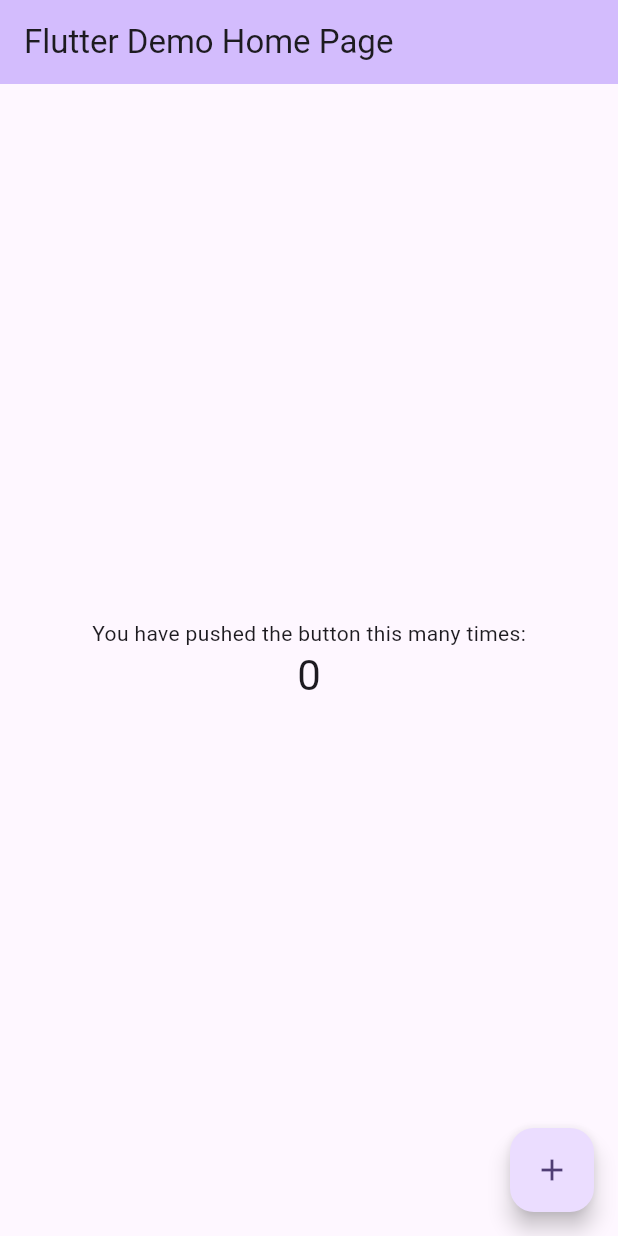
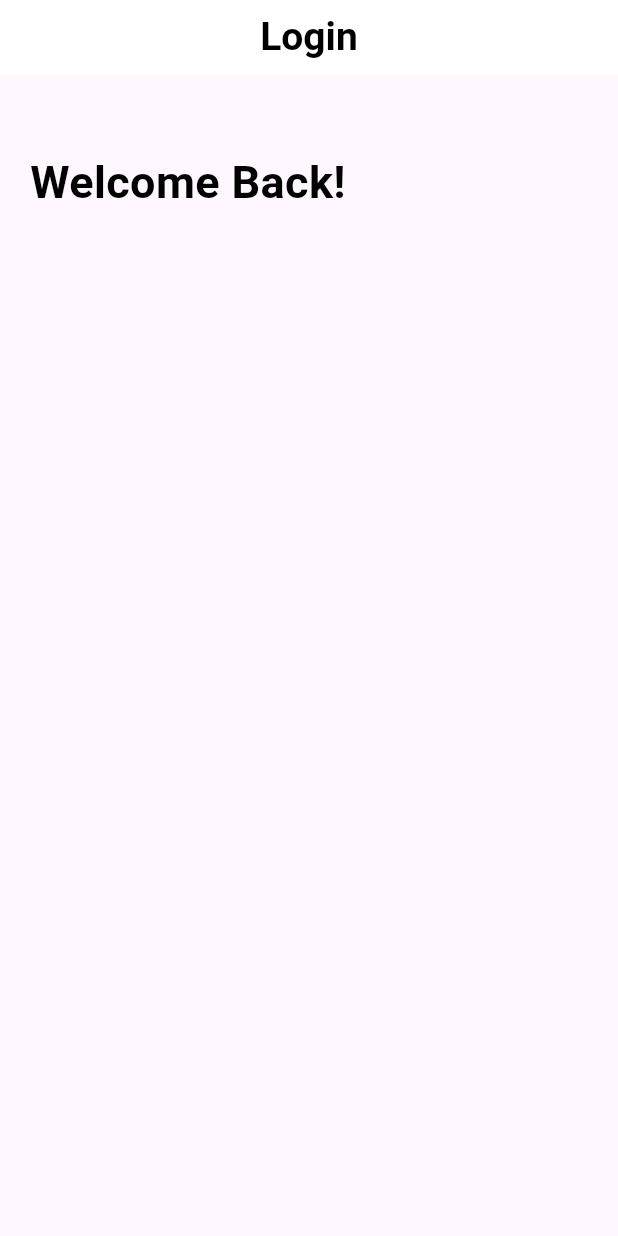
Before and after one commit to Jakaria1152/Job-Finder-, a Flutter app: the screen it shows after launch, on a phone screen of 412 x 824 dp. Run offline on Flutter 3.47's test engine with Material 3 defaults, Android fonts, the phone set to English and light mode, and no system bars.

Commit message:
day 1 complete.

```diff
--- a/lib/main.dart
+++ b/lib/main.dart
@@ -1,125 +1,18 @@
 import 'package:flutter/material.dart';
-
-void main() {
-  runApp(const MyApp());
+import 'package:job_finder_app/views/ui/login_page.dart';
+void main(){
+  runApp(myApp());
 }
 
-class MyApp extends StatelessWidget {
-  const MyApp({super.key});
+class myApp extends StatelessWidget {
+  const myApp({super.key});
 
-  // This widget is the root of your application.
   @override
   Widget build(BuildContext context) {
     return MaterialApp(
-      title: 'Flutter Demo',
-      theme: ThemeData(
-        // This is the theme of your application.
-        //
-        // TRY THIS: Try running your application with "flutter run". You'll see
-        // the application has a purple toolbar. Then, without quitting the app,
-        // try changing the seedColor in the colorScheme below to Colors.green
-        // and then invoke "hot reload" (save your changes or press the "hot
-        // reload" button in a Flutter-supported IDE, or press "r" if you used
-        // the command line to start the app).
-        //
-        // Notice that the counter didn't reset back to zero; the application
-        // state is not lost during the reload. To reset the state, use hot
-        // restart instead.
-        //
-        // This works for code too, not just values: Most code changes can be
-        // tested with just a hot reload.
-        colorScheme: ColorScheme.fromSeed(seedColor: Colors.deepPurple),
-        useMaterial3: true,
-      ),
-      home: const MyHomePage(title: 'Flutter Demo Home Page'),
+      debugShowCheckedModeBanner: false,
+      title: 'Job finder app',
+      home: LoginPage(),
     );
   }
 }
-
-class MyHomePage extends StatefulWidget {
-  const MyHomePage({super.key, required this.title});
-
-  // This widget is the home page of your application. It is stateful, meaning
-  // that it has a State object (defined below) that contains fields that affect
-  // how it looks.
-
-  // This class is the configuration for the state. It holds the values (in this
-  // case the title) provided by the parent (in this case the App widget) and
-  // used by the build method of the State. Fields in a Widget subclass are
-  // always marked "final".
-
-  final String title;
-
-  @override
-  State<MyHomePage> createState() => _MyHomePageState();
-}
-
-class _MyHomePageState extends State<MyHomePage> {
-  int _counter = 0;
-
-  void _incrementCounter() {
-    setState(() {
-      // This call to setState tells the Flutter framework that something has
-      // changed in this State, which causes it to rerun the build method below
-      // so that the display can reflect the updated values. If we changed
-      // _counter without calling setState(), then the build method would not be
-      // called again, and so nothing would appear to happen.
-      _counter++;
-    });
-  }
-
-  @override
-  Widget build(BuildContext context) {
-    // This method is rerun every time setState is called, for instance as done
-    // by the _incrementCounter method above.
-    //
-    // The Flutter framework has been optimized to make rerunning build methods
-    // fast, so that you can just rebuild anything that needs updating rather
-    // than having to individually change instances of widgets.
-    return Scaffold(
-      appBar: AppBar(
-        // TRY THIS: Try changing the color here to a specific color (to
-        // Colors.amber, perhaps?) and trigger a hot reload to see the AppBar
-        // change color while the other colors stay the same.
-        backgroundColor: Theme.of(context).colorScheme.inversePrimary,
-        // Here we take the value from the MyHomePage object that was created by
-        // the App.build method, and use it to set our appbar title.
-        title: Text(widget.title),
-      ),
-      body: Center(
-        // Center is a layout widget. It takes a single child and positions it
-        // in the middle of the parent.
-        child: Column(
-          // Column is also a layout widget. It takes a list of children and
-          // arranges them vertically. By default, it sizes itself to fit its
-          // children horizontally, and tries to be as tall as its parent.
-          //
-          // Column has various properties to control how it sizes itself and
-          // how it positions its children. Here we use mainAxisAlignment to
-          // center the children vertically; the main axis here is the vertical
-          // axis because Columns are vertical (the cross axis would be
-          // horizontal).
-          //
-          // TRY THIS: Invoke "debug painting" (choose the "Toggle Debug Paint"
-          // action in the IDE, or press "p" in the console), to see the
-          // wireframe for each widget.
-          mainAxisAlignment: MainAxisAlignment.center,
-          children: <Widget>[
-            const Text(
-              'You have pushed the button this many times:',
-            ),
-            Text(
-              '$_counter',
-              style: Theme.of(context).textTheme.headlineMedium,
-            ),
-          ],
-        ),
-      ),
-      floatingActionButton: FloatingActionButton(
-        onPressed: _incrementCounter,
-        tooltip: 'Increment',
-        child: const Icon(Icons.add),
-      ), // This trailing comma makes auto-formatting nicer for build methods.
-    );
-  }
-}
--- /dev/null
+++ b/lib/views/common/app_bar.dart
@@ -0,0 +1,30 @@
+import 'package:flutter/material.dart';
+import 'package:job_finder_app/views/common/reusable_text.dart';
+
+class CustomAppbar extends StatelessWidget {
+  final String? text;
+  final Widget child;
+  final List<Widget>? actions;
+  const CustomAppbar({super.key, this.text, required this.child, this.actions});
+
+  @override
+  Widget build(BuildContext context) {
+    return AppBar(
+      iconTheme:  const IconThemeData(),
+      backgroundColor: Colors.white,
+      automaticallyImplyLeading: false,
+      elevation: 0,
+        leadingWidth: 70.0,
+      centerTitle: true,
+      leading: child,
+      actions: actions,
+      // text null hole "" assign korbe
+      title: ReusableText(text: text??"", style: TextStyle(color: Colors.black,
+      fontSize: 26,
+        fontWeight: FontWeight.w600
+      ),),
+
+
+    );
+  }
+}
--- /dev/null
+++ b/lib/views/common/reusable_text.dart
@@ -0,0 +1,17 @@
+import 'package:flutter/cupertino.dart';
+
+class ReusableText extends StatelessWidget {
+  final String text;
+  final TextStyle style;
+
+
+  ReusableText({super.key, required this.text, required this.style});
+
+  @override
+  Widget build(BuildContext context) {
+    return Text(
+      text,
+      style: style,
+    );
+  }
+}
--- /dev/null
+++ b/lib/views/ui/login_page.dart
@@ -0,0 +1,49 @@
+import 'package:flutter/cupertino.dart';
+import 'package:flutter/material.dart';
+import 'package:job_finder_app/views/common/app_bar.dart';
+import 'package:job_finder_app/views/common/reusable_text.dart';
+
+class LoginPage extends StatefulWidget {
+  const LoginPage({super.key});
+
+  @override
+  State<LoginPage> createState() => _LoginPageState();
+}
+
+class _LoginPageState extends State<LoginPage> {
+  final TextEditingController email = TextEditingController();
+  final TextEditingController password = TextEditingController();
+
+  @override
+  void dispose() {
+    // TODO: implement dispose
+    super.dispose();
+    email.dispose();
+    password.dispose();
+  }
+  @override
+  Widget build(BuildContext context) {
+    return Scaffold(
+
+appBar: PreferredSize(preferredSize: Size.fromHeight(50),
+child: CustomAppbar(text: 'Login',
+child: GestureDetector(
+  onTap: null,
+  child: Container()
+  //const Icon(CupertinoIcons.arrow_left),
+),
+),
+),
+      body: Padding(
+        padding: EdgeInsets.symmetric(horizontal: 20),
+        child: ListView(
+          padding: EdgeInsets.zero,
+          children: [
+SizedBox(height: 50,),
+            ReusableText(text: 'Welcome Back!', style: TextStyle(fontSize: 30,fontWeight: FontWeight.w600, color: Colors.black))
+          ],
+        ),
+      ),
+    );
+  }
+}
--- a/pubspec.yaml
+++ b/pubspec.yaml
@@ -35,6 +35,8 @@ dependencies:
   # The following adds the Cupertino Icons font to your application.
   # Use with the CupertinoIcons class for iOS style icons.
   cupertino_icons: ^1.0.6
+  provider: ^6.1.2
+  get: ^4.6.6
 
 dev_dependencies:
   flutter_test:
```
Also changed, not shown: pubspec.lock.
